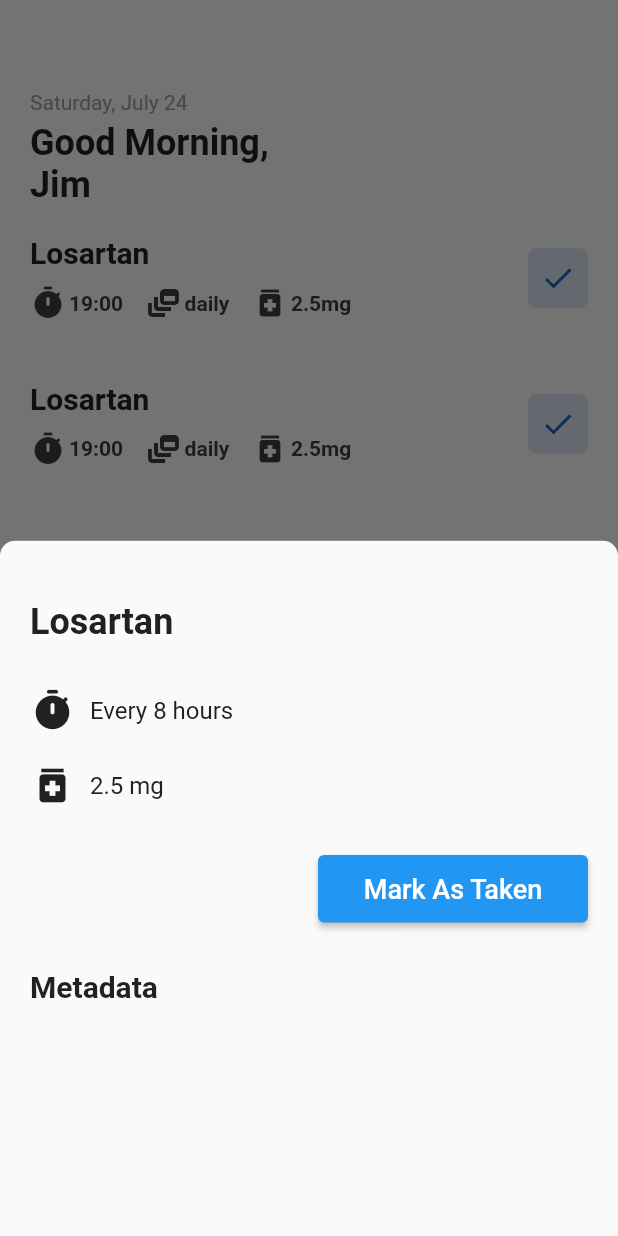
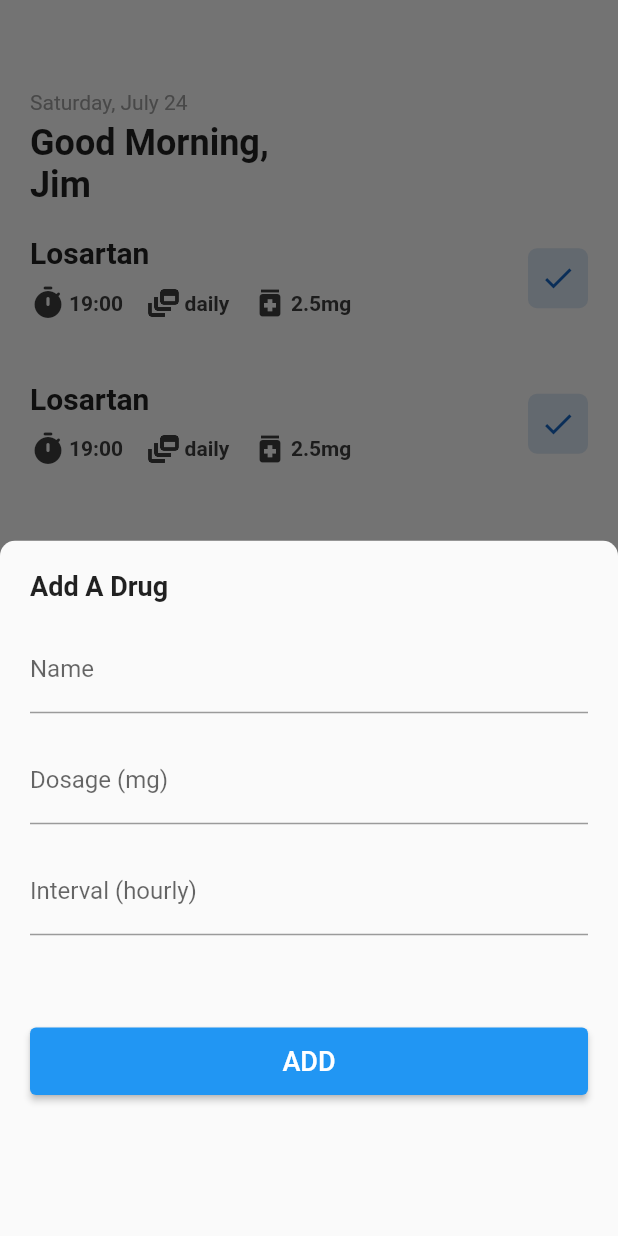
Before and after one commit to tyirenkyi/angiovio, a Flutter app: the Home screen opened by its route, after a tap on the "add" icon, on a phone screen of 412 x 824 dp. Run offline on Flutter 3.47's test engine with Material 2 defaults, Android fonts, the phone set to English and light mode, and no system bars.

Commit message:
Add drug UI

```diff
--- a/lib/views/Home.dart
+++ b/lib/views/Home.dart
@@ -43,84 +43,68 @@ class _HomeState extends State<Home> {
     double screenHeight = MediaQuery.of(context).size.height;
     return Container(
       height: screenHeight * 0.8,
-      padding: EdgeInsets.only(left: 20, right: 20, top: 40),
+      padding: EdgeInsets.only(left: 20, right: 20, top: 20),
       child: SingleChildScrollView(
         child: Column(
           crossAxisAlignment: CrossAxisAlignment.start,
           children: [
-            Padding(
-              padding: const EdgeInsets.only(bottom: 30),
-              child: Text(
-                'Losartan',
+            Text(
+              'Add A Drug',
               style: TextStyle(
-                  fontSize: 24,
-                  fontWeight: FontWeight.w700,
-                  color: Color.fromRGBO(33, 33, 33, 1),
+                fontSize: 18,
+                fontWeight: FontWeight.bold
               ),
             ),
+            Padding(padding: EdgeInsets.only(bottom: 15)),
+            TextFormField(
+              style: TextStyle(
+                color: Colors.black
               ),
-            Row(
-              children: [
-                Padding(
-                  padding: EdgeInsets.only(right: 10),
-                  child: Icon(Icons.timer_rounded, color: Color.fromRGBO(33, 33, 33, 1), size: 30,),
+              textInputAction: TextInputAction.next,
+              decoration: InputDecoration(
+                labelText: 'Name',
+                labelStyle: TextStyle(
+                  fontSize: 16
+                )
               ),
-                Text(
-                  'Every 8 hours',
+            ),
+            Padding(padding: EdgeInsets.only(bottom: 15)),
+            TextFormField(
               style: TextStyle(
-                    fontSize: 16,
-                    color: Color.fromRGBO(33, 33, 33, 1)
+                color: Colors.black
               ),
+              textInputAction: TextInputAction.next,
+              decoration: InputDecoration(
+                labelText: 'Dosage (mg)',
+                labelStyle: TextStyle(
+                  fontSize: 16
                 )
-              ],
               ),
-            Padding(padding: EdgeInsets.symmetric(vertical: 10),),
-            Row(
-              children: [
-                Padding(
-                  padding: EdgeInsets.only(right: 10),
-                  child: Icon(Icons.medication, color: Color.fromRGBO(33, 33, 33, 1), size: 30,),
             ),
-                Text(
-                  '2.5 mg',
+            Padding(padding: EdgeInsets.only(bottom: 15)),
+            TextFormField(
               style: TextStyle(
-                      fontSize: 16,
-                      color: Color.fromRGBO(33, 33, 33, 1)
+                color: Colors.black
               ),
+              textInputAction: TextInputAction.done,
+              decoration: InputDecoration(
+                labelText: 'Interval (hourly)',
+                labelStyle: TextStyle(
+                  fontSize: 16
                 )
-              ],
               ),
-            Padding(padding: EdgeInsets.symmetric(vertical: 15),),
-            Row(
-              mainAxisAlignment: MainAxisAlignment.end,
-              children: [
-                ButtonTheme(
-                  shape: RoundedRectangleBorder(
-                    borderRadius: BorderRadius.circular(5)
             ),
-                  child: ElevatedButton(
+            Padding(padding: EdgeInsets.only(bottom: 60)),
+            ElevatedButton(
               onPressed: () {},
               child: Text(
-                      'Mark As Taken',
+                'ADD',
                 style: TextStyle(fontSize: 18),
               ),
               style: ButtonStyle(
-                      minimumSize: MaterialStateProperty.all(Size(180, 45)
-                    ),
-                  ),
+                minimumSize: MaterialStateProperty.all(Size(400, 45))
               ),
             )
-              ],
-            ),
-            Padding(padding: EdgeInsets.symmetric(vertical: 15)),
-            Text(
-              'Metadata',
-              style: TextStyle(
-                fontSize: 20,
-                fontWeight: FontWeight.bold
-              ),
-            ),
-
           ],
         ),
       ),
```
Lines whose indentation alone changed are shown as unchanged.
